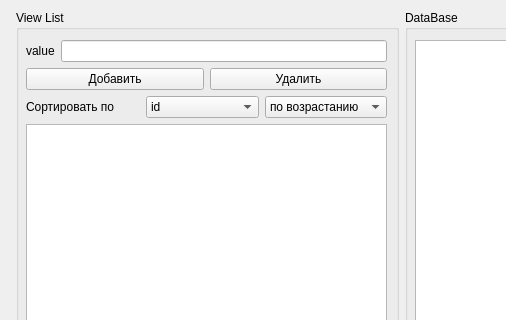
First picture: the form in mainwindow.ui, repository ZhurbenkoV/simpleList, before the edit; both pictures show x 0 to 506 and y 0 to 320 of the 800 by 600 pixel window.
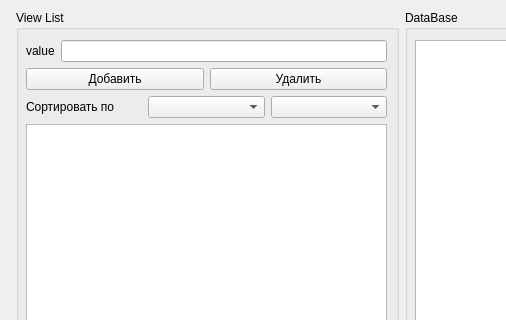
Second picture: the form after the edit.

```diff
--- a/mainwindow.ui
+++ b/mainwindow.ui
@@ -26,7 +26,7 @@
    <string>MainWindow</string>
   </property>
   <widget class="QWidget" name="centralwidget">
-   <widget class="QWidget" name="">
+   <widget class="QWidget" name="layoutWidget">
     <property name="geometry">
      <rect>
       <x>16</x>
@@ -41,7 +41,7 @@
        <property name="title">
         <string>View List</string>
        </property>
-       <widget class="QWidget" name="">
+       <widget class="QWidget" name="layoutWidget">
         <property name="geometry">
          <rect>
           <x>10</x>
@@ -100,31 +100,10 @@
              <property name="frame">
               <bool>true</bool>
              </property>
-             <item>
-              <property name="text">
-               <string>id</string>
-              </property>
-             </item>
-             <item>
-              <property name="text">
-               <string>value</string>
-              </property>
-             </item>
             </widget>
            </item>
            <item>
-            <widget class="QComboBox" name="comboBox_order">
-             <item>
-              <property name="text">
-               <string>по возрастанию</string>
-              </property>
-             </item>
-             <item>
-              <property name="text">
-               <string>по убыванию</string>
-              </property>
-             </item>
-            </widget>
+            <widget class="QComboBox" name="sort_order"/>
            </item>
           </layout>
          </item>
```
Left out of the diff: 2 changed lines with no effect on the pictures.
